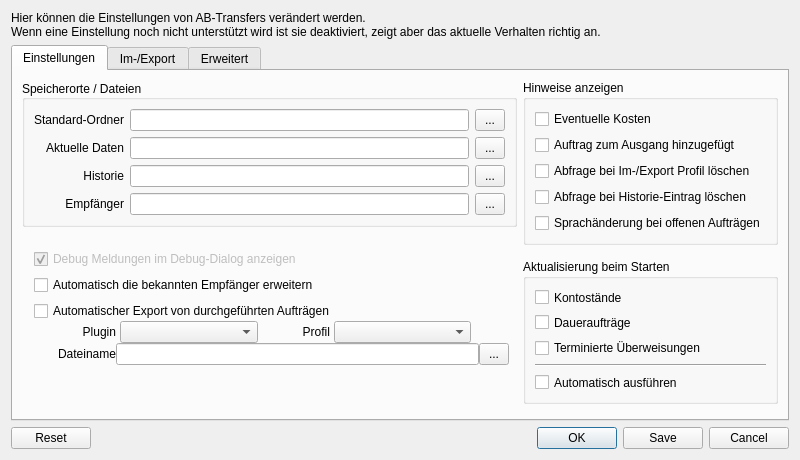
Before: the Qt Designer form src/dialogs/dialogsettings.ui in schmufu/abtransfers, drawn with Qt 5.
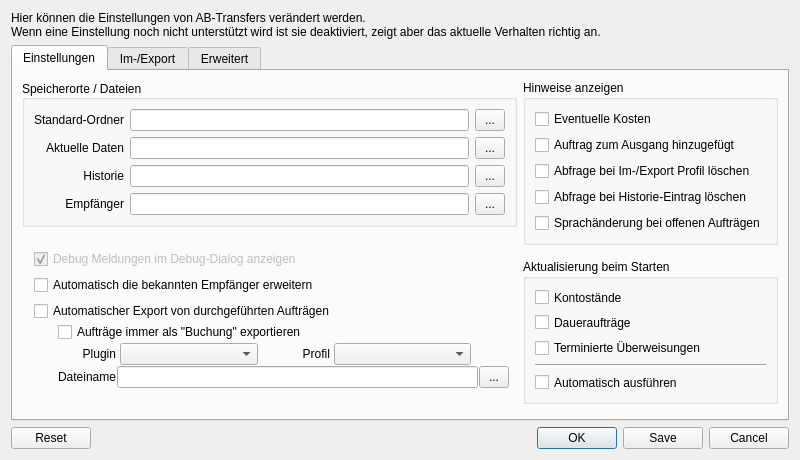
After: the same form once the commit is applied. Icons and pictures are not drawn.

Commit message: added option to the settings for en-/disable autoExport as transactions.

Diff of the .ui file:
```diff
--- a/src/dialogs/dialogsettings.ui
+++ b/src/dialogs/dialogsettings.ui
@@ -307,7 +307,7 @@
              <item>
               <layout class="QVBoxLayout" name="verticalLayout_11">
                <property name="spacing">
-                <number>0</number>
+                <number>1</number>
                </property>
                <item>
                 <widget class="QCheckBox" name="checkBox_autoExport">
@@ -323,6 +323,30 @@
                  </property>
                 </widget>
                </item>
+               <item>
+                <layout class="QHBoxLayout" name="horizontalLayout_5">
+                 <property name="leftMargin">
+                  <number>24</number>
+                 </property>
+                 <property name="rightMargin">
+                  <number>8</number>
+                 </property>
+                 <item>
+                  <widget class="QCheckBox" name="checkBox_autoExportAsTransaction">
+                   <property name="toolTip">
+                    <string>Die meisten Export Plugins/Profile unterstützen nur den
+Export von Buchungen (transactions).
+Wenn diese Option gesetzt ist werden unter anderem
+Überweisungen, Daueraufträge etc. in eine Buchung
+umgewandelt damit diese auch Exportiert werden.</string>
+                   </property>
+                   <property name="text">
+                    <string>Aufträge immer als &quot;Buchung&quot; exportieren</string>
+                   </property>
+                  </widget>
+                 </item>
+                </layout>
+               </item>
                <item>
                 <layout class="QHBoxLayout" name="horizontalLayout_4">
                  <property name="spacing">
```
The commit also changes 1 other file.
